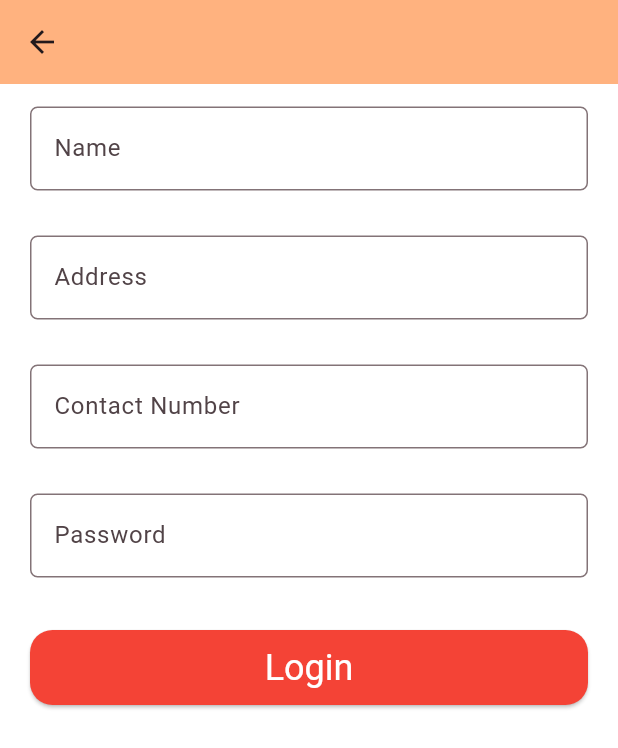
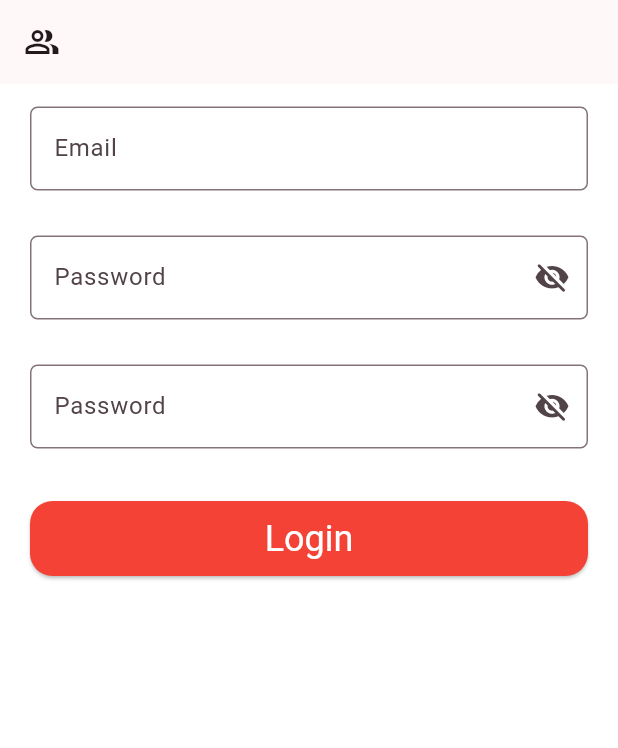
Before and after one commit to sijalneupane/flutter_app_1, a Flutter app: the screen it shows after launch, on a phone screen of 412 x 824 dp. Shown: the top 748 px of the screen. Run offline on Flutter 3.47's test engine with Material 3 defaults, Android fonts, the phone set to English and light mode, and no system bars; our stand-ins replace carousel_slider, font_awesome_flutter, google_fonts, readmore.

Commit message:
Stateful login modified

```diff
--- a/lib/custom_textformfield.dart
+++ b/lib/custom_textformfield.dart
@@ -6,8 +6,9 @@ class CustomTextformfield extends StatelessWidget {
   String? Function(String?)? validator;
   TextInputType? keyboardType;
   bool? obscureText;
+  Widget? suffixIcon;
   CustomTextformfield(
-      {super.key, this.labelText, this.onChanged, this.validator,this.keyboardType,this.obscureText});
+      {super.key, this.labelText, this.onChanged, this.validator,this.keyboardType,this.obscureText,this.suffixIcon});
 
   @override
   Widget build(BuildContext context) {
@@ -20,6 +21,7 @@ class CustomTextformfield extends StatelessWidget {
         validator: validator,
         autovalidateMode: AutovalidateMode.onUserInteraction,
         decoration: InputDecoration(
+          suffixIcon: suffixIcon ??= null,
             labelText: labelText,
             border: OutlineInputBorder(borderRadius: BorderRadius.circular(5))),
       ),
--- a/lib/main.dart
+++ b/lib/main.dart
@@ -7,6 +7,7 @@ import 'package:flutter_app_1/login1.dart';
 import 'package:flutter_app_1/login2.dart';
 import 'package:flutter_app_1/signup1.dart';
 import 'package:flutter_app_1/splash_screen.dart';
+import 'package:flutter_app_1/stateful_login.dart';
 import 'package:flutter_app_1/textform1.dart';
 
 void main() {
@@ -30,8 +31,9 @@ class MyApp extends StatelessWidget {
         // home:FutsalBooking()
         // home: Signup1()
         // home: Login1(),
-        home: Login2(),
+        // home: Login2(),
         // home:Like(),
+        home: StatefulLogin(),
         );
   }
 }
--- /dev/null
+++ b/lib/stateful_login.dart
@@ -0,0 +1,77 @@
+import 'package:flutter/material.dart';
+import 'package:flutter_app_1/custom_elevatedbutton.dart';
+import 'package:flutter_app_1/custom_textformfield.dart';
+import 'package:flutter_app_1/string_const.dart';
+
+class StatefulLogin extends StatefulWidget {
+  StatefulLogin({super.key});
+
+  @override
+  State<StatefulLogin> createState() => _StatefulLoginState();
+}
+
+class _StatefulLoginState extends State<StatefulLogin> {
+
+  // final TextEditingController _emailController=TextEditingController();
+  // final TextEditingController _passwordController=TextEditingController();
+  // final TextEditingController _confirmPasswordController=TextEditingController();
+
+  @override
+  Widget build(BuildContext context) {
+    return Scaffold(
+      appBar: AppBar(
+        leading: Icon(Icons.people_alt_outlined),
+      ),
+      body: Column(
+        children: [
+          CustomTextformfield(
+            labelText: emailStr,
+            keyboardType: TextInputType.emailAddress,
+            onChanged: (p0) {
+              // _emailController.text=p0;
+            },
+            validator:(p0){
+              if(p0!.isEmpty){
+                return emailValidatorStr;
+              }return null;
+            }
+          ),
+          CustomTextformfield(
+            labelText: passwordStr,
+            keyboardType: TextInputType.visiblePassword,
+            obscureText: true,
+            suffixIcon: Icon(Icons.visibility_off_rounded),
+            onChanged: (p0) {
+              // _passwordController.text=p0;
+            },
+            validator: (p0) {
+              if(p0!.isEmpty){
+                return passwordValidatorStr;
+              }return null;
+            },
+          ),
+          CustomTextformfield(
+            labelText: passwordStr,
+            keyboardType: TextInputType.visiblePassword,
+            obscureText: true,
+            suffixIcon: Icon(Icons.visibility_off_rounded),
+            onChanged: (p0) {
+              // _confirmPasswordController.text=p0;
+            },
+            validator: (p0) {
+              if(p0!.isEmpty){
+                return confirmPasswordValidatorStr;
+              }return null;
+            },
+          ),
+          CustomElevatedbutton(
+            onPressed: () {
+
+            },
+            child: Text("Login"),
+          )
+        ],
+      ),
+    );
+  }
+}
--- a/lib/string_const.dart
+++ b/lib/string_const.dart
@@ -1,10 +1,15 @@
 String userNameStr="Name";
 String addressStr="Address";
+String emailStr="Email";
 String contactStr="Contact Number";
 String passwordStr="Password";
+String confirmPasswordStr="Confirm Password";
 
 String nameValidatorStr="PLease enter name";
 String addressValidatorStr="PLease enter address";
+String emailValidatorStr="Please enter email address";
 String contactValidatorStr="Please enter contactnumber";
 String passwordValidatorStr="Please enter password";
+String confirmPasswordValidatorStr="Please retype password";
+
 String likeTitleStr="Messenger";
```
